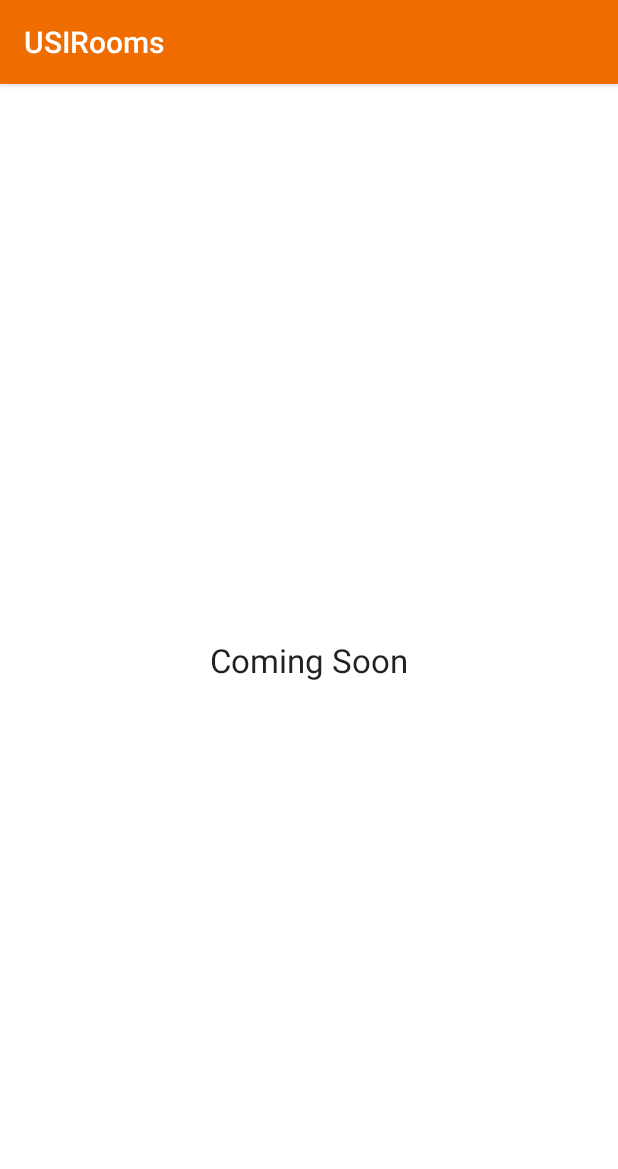
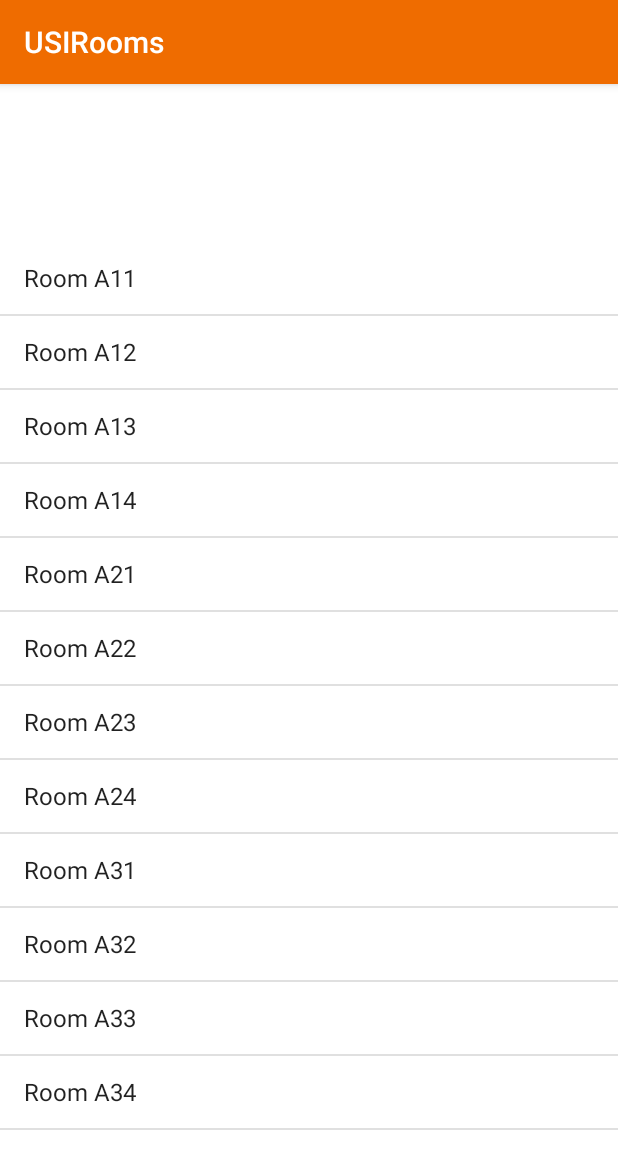
Before and after one commit to costanzavolpini/USIRooms, an Android app: the fragment TabFragment3 shown on its own in the app's theme, on a phone screen of 412 x 824 dp. Shown: the top 1169 px of the screen. Run offline under Robolectric (Android 15) with nearby library versions, the phone set to English and light mode, and no system bars.

Commit message:
ByRoom OK

```diff
--- a/AndroidStudio/USIROOM/app/src/main/java/com/usirooms/usirooms/TabFragment3.java
+++ b/AndroidStudio/USIROOM/app/src/main/java/com/usirooms/usirooms/TabFragment3.java
@@ -2,15 +2,27 @@ package com.usirooms.usirooms;
 
 
 import android.os.Bundle;
-import android.support.v4.app.Fragment;
+import android.support.annotation.Nullable;
+import android.support.v4.app.ListFragment;
 import android.view.LayoutInflater;
 import android.view.View;
 import android.view.ViewGroup;
+import android.widget.ArrayAdapter;
 
-public class TabFragment3 extends Fragment {
+public class TabFragment3 extends ListFragment {
 
+    public TabFragment3(){
+
+    }
+    @Nullable
     @Override
-    public View onCreateView(LayoutInflater inflater, ViewGroup container, Bundle savedInstanceState) {
-        return inflater.inflate(R.layout.tab_fragment_3, container, false);
+    public View onCreateView(LayoutInflater inflater, @Nullable ViewGroup container, @Nullable Bundle savedInstanceState) {
+        View rootView = inflater.inflate(R.layout.tab_fragment_3, container, false);
+
+        String[] values = new String[] {"Room A11", "Room A12", "Room A13", "Room A14", "Room A21", "Room A22", "Room A23", "Room A24", "Room A31", "Room A32", "Room A33", "Room A34" };
+        ArrayAdapter<String> adapter = new ArrayAdapter<String>(getActivity(),
+                android.R.layout.simple_list_item_1, values);
+        setListAdapter(adapter);
+        return rootView;
     }
 }
--- a/AndroidStudio/USIROOM/app/src/main/res/layout/tab_fragment_3.xml
+++ b/AndroidStudio/USIROOM/app/src/main/res/layout/tab_fragment_3.xml
@@ -5,12 +5,11 @@
     android:orientation="vertical"
     android:background="#ffffff">
 
-    <TextView
-        android:id="@+id/textView"
-        android:layout_width="wrap_content"
-        android:layout_height="wrap_content"
-        android:layout_centerInParent="true"
-        android:text="Coming Soon"
-        android:textAppearance="?android:attr/textAppearanceLarge"/>
+    <ListView
+        android:layout_width="match_parent"
+        android:layout_height="match_parent"
+        android:paddingTop="105dp"
+        android:id="@android:id/list">
+    </ListView>
 
 </RelativeLayout>
```
Also changed, not shown: AndroidStudio/USIROOM/app/src/main/java/com/usirooms/usirooms/TabFragment1.java (+17 -3 lines), AndroidStudio/USIROOM/app/src/main/java/com/usirooms/usirooms/TabFragment2.java (+16 -4 lines), AndroidStudio/USIROOM/app/src/main/java/com/usirooms/usirooms/dummy/FreeRooms.java (+15 -144 lines), AndroidStudio/USIROOM/app/src/main/res/layout/free_rooms.xml (+10 -3 lines), AndroidStudio/USIROOM/app/src/main/res/layout/tab_fragment_1.xml (+6 -8 lines), AndroidStudio/USIROOM/app/src/main/res/layout/tab_fragment_2.xml (+6 -7 lines).
